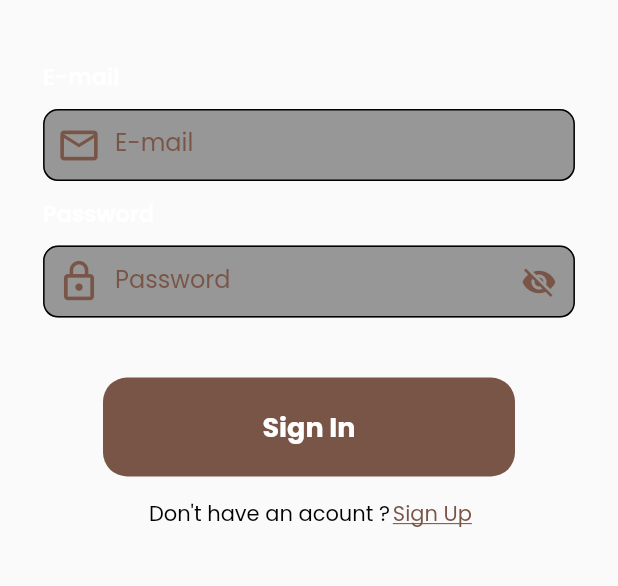
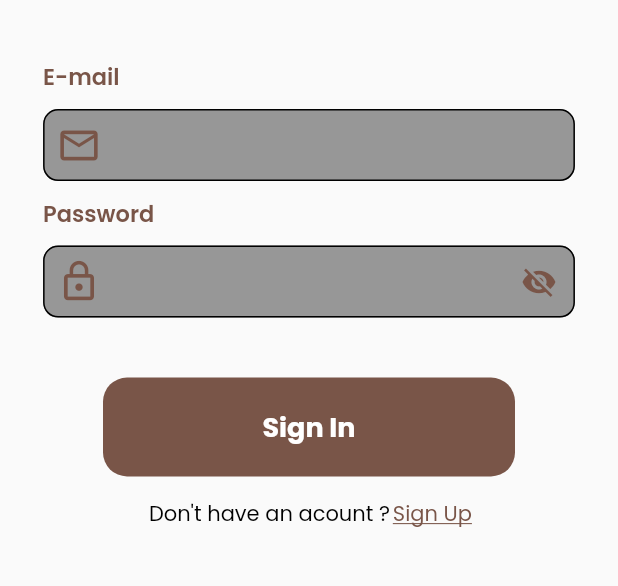
Before and after one commit to 3li-3bdullah/Sudaphone-SD, a Flutter app: the screen it shows after launch, on a phone screen of 412 x 824 dp, the part 559-1145 px from its top. Run offline on Flutter 3.47's test engine with Material 2 defaults, Android fonts, the phone set to English and light mode, and no system bars; our stand-ins replace avatar_glow, bottom_navy_bar, carousel_slider, cloud_firestore, firebase_auth, firebase_core and 8 more; missing offline and left inert: elastic_drawer, staggered_grid_view_flutter; accounts and stored records are empty.

Commit message:
Added custom text before each CustomTextFormField

```diff
--- a/sudaphone_sd/lib/view/login_widgets/signin_form.dart
+++ b/sudaphone_sd/lib/view/login_widgets/signin_form.dart
@@ -24,7 +24,7 @@ class SignInForm extends GetWidget<LoginViewModel> {
                 //Start Email----------
                 const CustomText(
                   text: "E-mail",
-                  color: Colors.white,
+                  color: Colors.brown,
                   fontSize: 15,
                   fontWeight: FontWeight.w600,
                   textAlign: TextAlign.center,
@@ -32,7 +32,7 @@ class SignInForm extends GetWidget<LoginViewModel> {
 
                 const SizedBox(height: 10),
                 CustomTextFormField(
-                  labelText: "E-mail",
+                  customHintText: "E-mail",
                   textEditingController: controller.emailSigninController!,
                   obscure: false,
                   validator: (String value) {
@@ -47,7 +47,7 @@ class SignInForm extends GetWidget<LoginViewModel> {
                 const SizedBox(height: 10),
                 const CustomText(
                   text: "Password",
-                  color: Colors.white,
+                  color: Colors.brown,
                   fontSize: 15,
                   fontWeight: FontWeight.w600,
                   textAlign: TextAlign.center,
@@ -55,7 +55,7 @@ class SignInForm extends GetWidget<LoginViewModel> {
                 const SizedBox(height: 10),
                 Obx(
                   () => CustomTextFormField(
-                    labelText: "Password",
+                    customHintText: "Password",
                     textEditingController: controller.passwordSigninController!,
                     obscure: true,
                     validator: (String value) {
```
